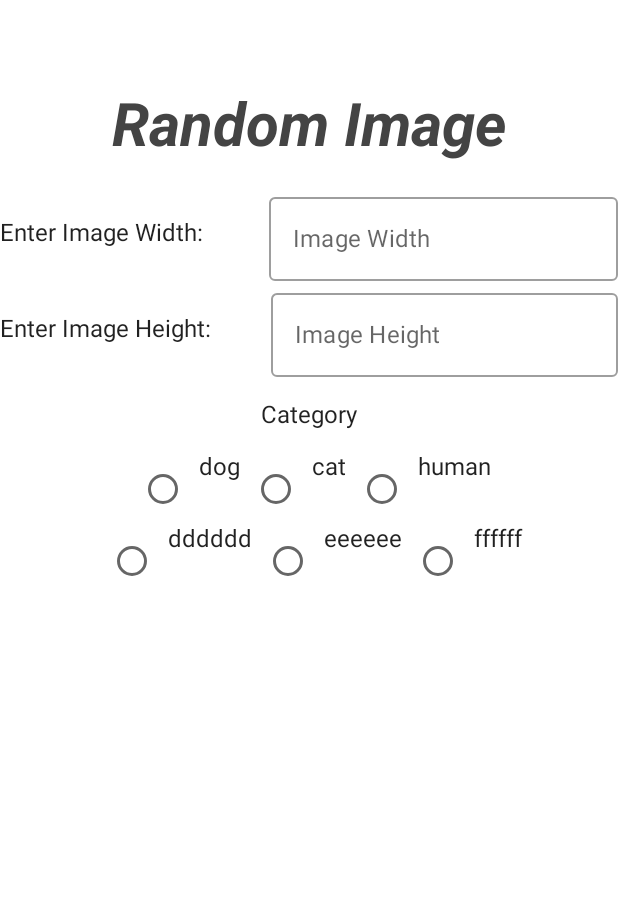
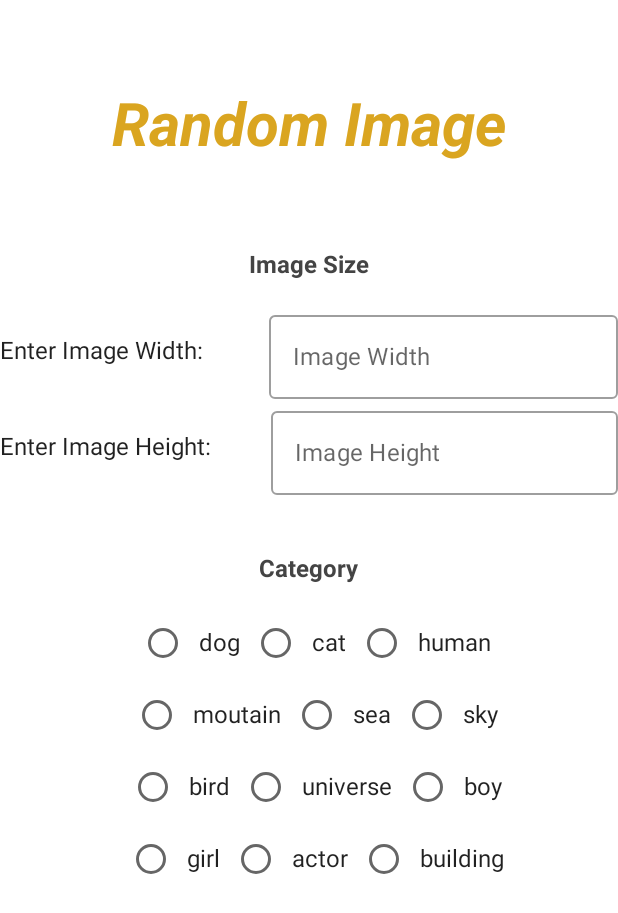
Before and after one commit to 6310682676/cn333as4, an Android app built with Jetpack Compose: the screen it shows after launch (MainActivity), on a phone screen of 412 x 824 dp. Shown: the top 913 px of the screen. Run offline under Robolectric (Android 15) with nearby library versions, the phone set to English and light mode, and no system bars; pictures from the network do not load.

Commit message:
decorate screen add options category

```diff
--- a/app/src/main/java/com/example/cn333as4/ui/AppScreen.kt
+++ b/app/src/main/java/com/example/cn333as4/ui/AppScreen.kt
@@ -1,11 +1,12 @@
 package com.example.cn333as4.ui
 
-//import androidx.compose.foundation.gestures.ModifierLocalScrollableContainerProvider.value
+
 import androidx.compose.foundation.BorderStroke
 import androidx.compose.foundation.background
 import androidx.compose.foundation.border
 import androidx.compose.foundation.layout.*
 import androidx.compose.foundation.shape.CircleShape
+import androidx.compose.foundation.text.KeyboardOptions
 import androidx.compose.material.Button
 import androidx.compose.material.ButtonDefaults
 import androidx.compose.material.OutlinedTextField
@@ -20,6 +21,7 @@ import androidx.compose.ui.layout.ContentScale
 import androidx.compose.ui.platform.LocalContext
 import androidx.compose.ui.text.font.FontStyle
 import androidx.compose.ui.text.font.FontWeight
+import androidx.compose.ui.text.input.KeyboardType
 import androidx.compose.ui.text.input.TextFieldValue
 import androidx.compose.ui.unit.dp
 import androidx.compose.ui.unit.sp
@@ -29,7 +31,7 @@ import coil.compose.AsyncImage
 import coil.request.ImageRequest
 import com.example.cn333as4.AppScreen
 
-val choices = listOf("dog", "cat", "human", "dddddd", "eeeeee", "ffffff")
+val choices = listOf("dog", "cat", "human", "moutain", "sea", "sky", "bird", "universe", "boy", "girl", "actor", "building")
 
 
 @Composable
@@ -49,9 +51,16 @@ fun FirstScreen (
         Text(
             text = "Random Image",
             fontSize = 40.sp,
-            color = Color.DarkGray,
+            color = Color(218, 165, 32),
             fontWeight = FontWeight.Bold,
             fontStyle = FontStyle.Italic
+        )
+        Spacer(modifier = Modifier.height(60.dp))
+        Text(
+            text = "Image Size",
+            fontSize = 16.sp,
+            color = Color.DarkGray,
+            fontWeight = FontWeight.Bold
         )
         Spacer(modifier = Modifier.height(16.dp))
         var height by remember { mutableStateOf("") }
@@ -67,7 +76,7 @@ fun FirstScreen (
             ) {
                 if(gameUiState.enterWidth){
                     if(gameUiState.widthInvalid){
-                        Text(text = "\uDC4D") //wait to add wrong emoji
+                        Text(text = "\u274C") //wait to add wrong emoji
                     }
                     else{
                         Text(text = "\uD83D\uDC4D")
@@ -80,6 +89,7 @@ fun FirstScreen (
                 onValueChange = { width = it
                     gameViewModel.updateUserInput(it, "width")},
                 label = { Text(text = "Image Width") },
+                keyboardOptions = KeyboardOptions(keyboardType = KeyboardType.Number),
                 modifier = Modifier.fillMaxWidth()
             )
 
@@ -98,7 +108,7 @@ fun FirstScreen (
             ) {
                 if(gameUiState.enterHeight){
                     if(gameUiState.heightInvalid){
-                        Text(text = "\uDC4D") //wait to add wrong emoji
+                        Text(text = "\u274C") //wait to add wrong emoji
                     }
                     else{
                         Text(text = "\uD83D\uDC4D")
@@ -110,6 +120,7 @@ fun FirstScreen (
                 onValueChange = {height = it
                     gameViewModel.updateUserInput(it, "height")},
                 label = { Text(text = "Image Height") },
+                keyboardOptions = KeyboardOptions(keyboardType = KeyboardType.Number),
                 modifier = Modifier.fillMaxWidth()
             )
         }
@@ -117,46 +128,45 @@ fun FirstScreen (
 
         }
 
-        Spacer(modifier = Modifier.height(16.dp))
-        Text(text = "Category")
+        Spacer(modifier = Modifier.height(40.dp))
+        Text(text = "Category",
+            fontSize = 16.sp,
+            color = Color.DarkGray,
+            fontWeight = FontWeight.Bold)
         Spacer(modifier = Modifier.height(16.dp))
         val selectedOption = remember { mutableStateOf("") }
+        for (i in 0 until 4) {
             Row {
-            choices.take(3).forEach { option ->
+                for (j in 0 until 3) {
+                    val index = i * 3 + j
+                    if (index >= choices.size) {
+                        break
+                    }
+                    val option = choices[index]
                     RadioButton(
                         selected = selectedOption.value == option,
-                    onClick = { selectedOption.value = option
+                        onClick = {
+                            selectedOption.value = option
                             gameViewModel.updateCategory(option)
                         }
                     )
-                Text(text = option)
+                    Text(text = option,modifier = Modifier.align(Alignment.CenterVertically))
                 }
             }
-        Row {
-            choices.takeLast(3).forEach { option ->
-                RadioButton(
-                    selected = selectedOption.value == option,
-                    onClick = { selectedOption.value = option
-                            gameViewModel.updateCategory(option)
         }
-                )
-                Text(text = option)
-            }
-        }
+
         Spacer(modifier = Modifier.height(25.dp))
         if(gameUiState.inputAllValid){
             Button(
                 onClick = {
                     navController.navigate(AppScreen.Second.name)
                 },
-                border = BorderStroke(1.dp, Color.Red),
-                colors = ButtonDefaults.outlinedButtonColors(contentColor = Color.Red)
+                border = BorderStroke(1.dp, Color(251, 236, 93)),
+                colors = ButtonDefaults.outlinedButtonColors(contentColor = Color(218, 165, 32))
             ) {
-                Text(text = "Button with border", color = Color.DarkGray)
+                Text(text = "Generate", color = Color.DarkGray)
             }
         }
-
-
     }
 }
 
@@ -185,18 +195,17 @@ fun SecondScreen(
             contentScale = ContentScale.Crop,
             modifier = Modifier
                 .border(BorderStroke(1.dp, Color.Black))
-                .background(Color.Yellow)
         )
-
+        Spacer(modifier = Modifier.height(30.dp))
         Button(
             onClick = {
                 navController.navigate(AppScreen.Start.name)
                 gameViewModel.resetGame()
             },
-            border = BorderStroke(1.dp, Color.Red),
-            colors = ButtonDefaults.outlinedButtonColors(contentColor = Color.Red)
+            border = BorderStroke(1.dp, Color(251, 236, 93)),
+            colors = ButtonDefaults.outlinedButtonColors(contentColor = Color(218, 165, 32))
         ) {
-            Text(text = "Restart", color = Color.DarkGray)
+            Text(text = "Back", color = Color.DarkGray)
         }
 
 
```
Lines whose indentation alone changed are shown as unchanged.
